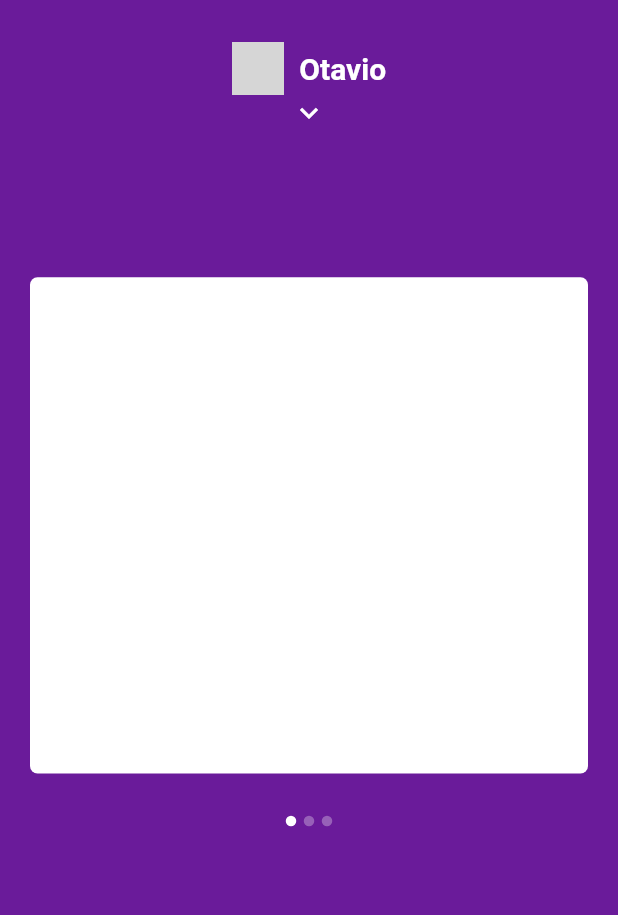
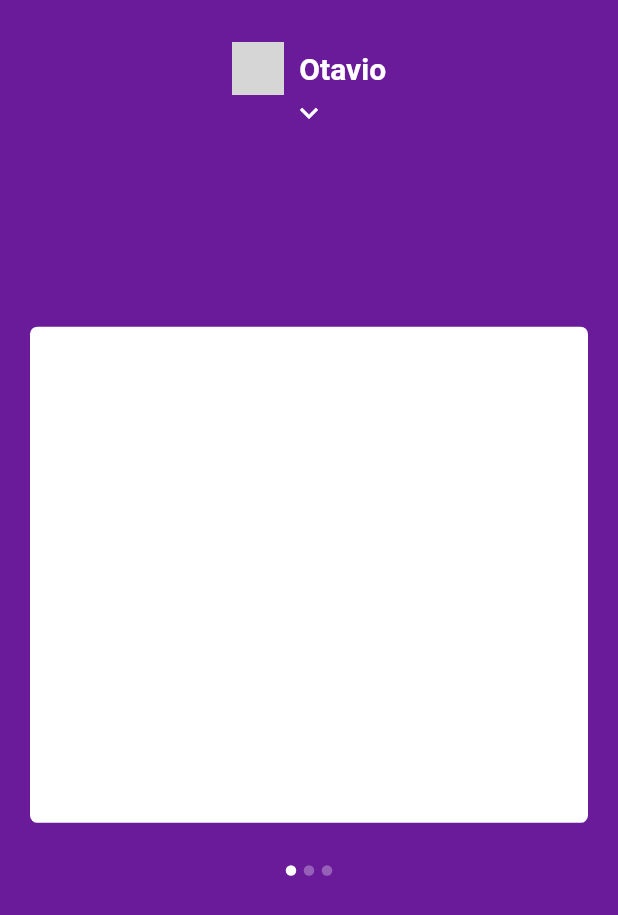
Before and after one commit to hipolitotata/flutter-nubank-clone, a Flutter app: the screen it shows after launch, on a phone screen of 412 x 824 dp. Shown: the top 915 px of the screen. Run offline on Flutter 3.47's test engine with Material 2 defaults, Android fonts, the phone set to English and light mode, and no system bars; network calls fail; grey boxes are pictures that could not be loaded.

Commit message:
created animation widget

```diff
--- a/lib/main.dart
+++ b/lib/main.dart
@@ -1,6 +1,6 @@
 import 'package:flutter/material.dart';
 import 'package:flutter/services.dart';
-import 'package:nubank_flutter/pages/home.dart';
+import 'package:nubank_flutter/pages/home_page.dart';
 
 void main() {
   SystemChrome.setSystemUIOverlayStyle(
--- a/lib/pages/home.dart
+++ /dev/null
@@ -1,47 +0,0 @@
-import 'package:flutter/cupertino.dart';
-import 'package:flutter/material.dart';
-import 'package:nubank_flutter/pages/widgets/dots_app.dart';
-
-// widgets
-import 'package:nubank_flutter/pages/widgets/my_app_bar.dart';
-import 'package:nubank_flutter/pages/widgets/page_view.dart';
-
-class HomePage extends StatefulWidget {
-  @override
-  _HomePageState createState() => _HomePageState();
-}
-
-class _HomePageState extends State<HomePage> {
-  bool _showMenu;
-  int _currentIndex;
-
-  @override
-  void initState() {
-    super.initState();
-    _showMenu = false;
-    _currentIndex = 0;
-  }
-
-  void _changedPage(int index) {
-    setState(() => _currentIndex = index);
-  }
-
-  Widget build(BuildContext context) {
-    double _screenHeight = MediaQuery.of(context).size.height;
-    return Scaffold(
-      backgroundColor: Colors.purple[800],
-      body: Stack(
-        alignment: Alignment.center,
-        children: <Widget>[
-          MyAppBar(
-              showMenu: _showMenu,
-              onTap: () {
-                setState(() => _showMenu = !_showMenu);
-              }),
-          PageViewApp(changedPage: _changedPage, top: _screenHeight * .20),
-          DotsApp(currentIndex: _currentIndex, top: _screenHeight * .66)
-        ],
-      ),
-    );
-  }
-}
--- /dev/null
+++ b/lib/pages/home_page.dart
@@ -0,0 +1,98 @@
+import 'package:flutter/cupertino.dart';
+import 'package:flutter/material.dart';
+import 'package:nubank_flutter/pages/widgets/dots_app.dart';
+
+// widgets
+import 'package:nubank_flutter/pages/widgets/my_app_bar.dart';
+import 'package:nubank_flutter/pages/widgets/page_view.dart';
+
+class HomePage extends StatefulWidget {
+  @override
+  _HomePageState createState() => _HomePageState();
+}
+
+class _HomePageState extends State<HomePage> {
+  bool _showMenu;
+  int _currentIndex;
+
+  double _yPosition;
+
+  @override
+  void initState() {
+    super.initState();
+    _showMenu = false;
+
+    // index dots
+    _currentIndex = 0;
+  }
+
+  Widget build(BuildContext context) {
+    double _screenHeight = MediaQuery.of(context).size.height;
+
+    if (_yPosition == null) {
+      _yPosition = _screenHeight * .24;
+    }
+
+    return Scaffold(
+      backgroundColor: Colors.purple[800],
+      body: Stack(
+        alignment: Alignment.center,
+        children: <Widget>[
+          MyAppBar(
+              showMenu: _showMenu,
+              onTap: () {
+                setState(() => _showMenu = !_showMenu);
+              }),
+          PageViewApp(
+              top: _yPosition,
+              changedPage: (index) {
+                setState(() => _currentIndex = index);
+              },
+              onPanUpdate: (details) {
+                double positionBottomLimit = _screenHeight * .75;
+                double positionTopLimit = _screenHeight * .24;
+                double midlePosition = positionBottomLimit - positionTopLimit;
+
+                midlePosition = midlePosition / 2;
+
+                setState(() {
+                  _yPosition += details.delta.dy;
+
+                  _yPosition = _yPosition < positionTopLimit
+                      ? positionTopLimit
+                      : _yPosition;
+
+                  _yPosition = _yPosition > positionBottomLimit
+                      ? positionBottomLimit
+                      : _yPosition;
+
+                  if (_yPosition != positionBottomLimit &&
+                      details.delta.dy > 0) {
+                    _yPosition =
+                        _yPosition > positionTopLimit + midlePosition - 30
+                            ? positionBottomLimit
+                            : _yPosition;
+                  }
+
+                  if (_yPosition != positionTopLimit && details.delta.dy < 0) {
+                    _yPosition =
+                        _yPosition < positionBottomLimit - midlePosition
+                            ? positionTopLimit
+                            : _yPosition;
+                  }
+
+                  if (_yPosition == positionBottomLimit) {
+                    _showMenu = true;
+                  } else if (_yPosition == positionTopLimit) {
+                    _showMenu = false;
+                  }
+                });
+              }),
+          DotsApp(
+              currentIndex: _currentIndex,
+              top: !_showMenu ? _screenHeight * .70 : _screenHeight)
+        ],
+      ),
+    );
+  }
+}
--- a/lib/pages/widgets/dots_app.dart
+++ b/lib/pages/widgets/dots_app.dart
@@ -13,7 +13,9 @@ class DotsApp extends StatelessWidget {
 
   @override
   Widget build(BuildContext context) {
-    return Positioned(
+    return AnimatedPositioned(
+      duration: Duration(milliseconds: 300),
+      curve: Curves.easeOut,
       top: top,
       child: Row(
         children: <Widget>[
--- a/lib/pages/widgets/page_view.dart
+++ b/lib/pages/widgets/page_view.dart
@@ -7,22 +7,26 @@ class PageViewApp extends StatelessWidget {
   final double top;
   final ValueChanged<int> changedPage;
 
-  const PageViewApp({Key key, this.top, this.changedPage}) : super(key: key);
+  final GestureDragUpdateCallback onPanUpdate;
+
+  const PageViewApp({Key key, this.top, this.changedPage, this.onPanUpdate})
+      : super(key: key);
 
   Widget build(BuildContext context) {
-    return Positioned(
+    return AnimatedPositioned(
+        duration: Duration(milliseconds: 300),
+        curve: Curves.easeOut,
         top: top,
         height: MediaQuery.of(context).size.height * .45,
         left: 0,
         right: 0,
-        child: PageView(
-          onPageChanged: (index){
-            changedPage(index);
-          },
-            physics: BouncingScrollPhysics(),
-            children: <Widget>[
-            CardApp(),
-            CardApp(),
-            CardApp()]));
+        child: GestureDetector(
+            onPanUpdate: onPanUpdate,
+            child: PageView(
+                onPageChanged: (index) {
+                  changedPage(index);
+                },
+                physics: BouncingScrollPhysics(),
+                children: <Widget>[CardApp(), CardApp(), CardApp()])));
   }
 }
```
